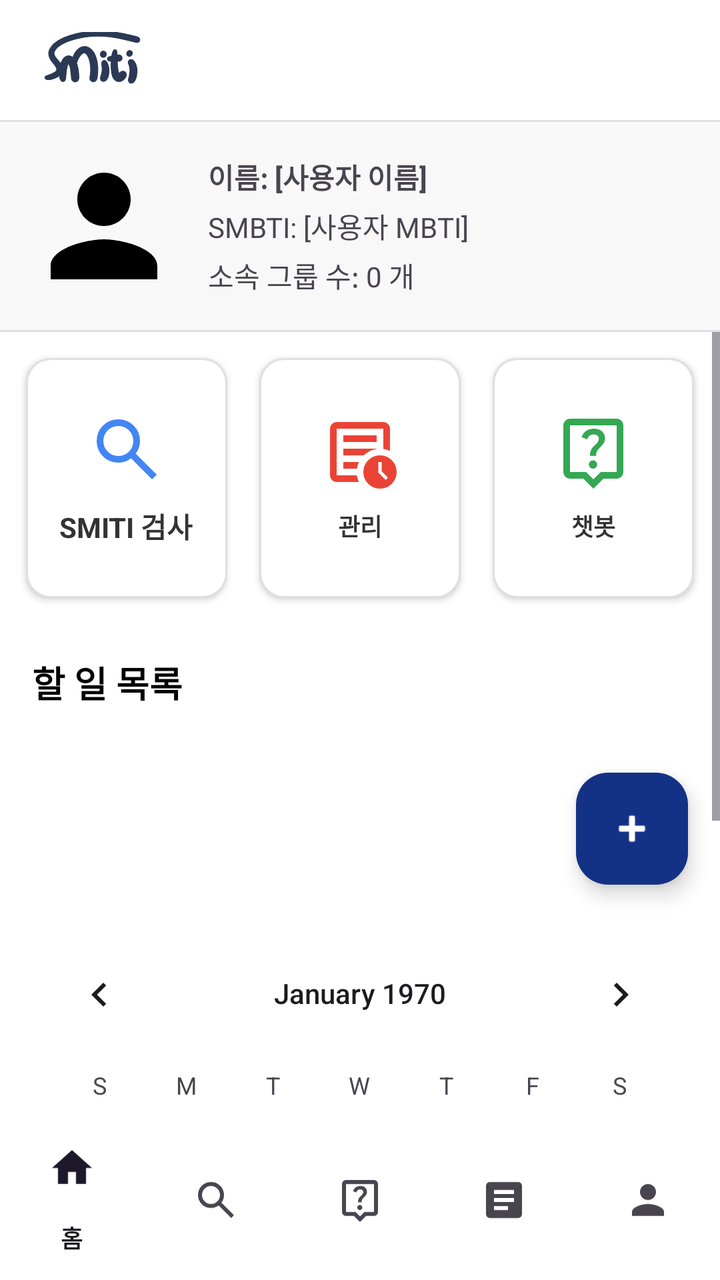
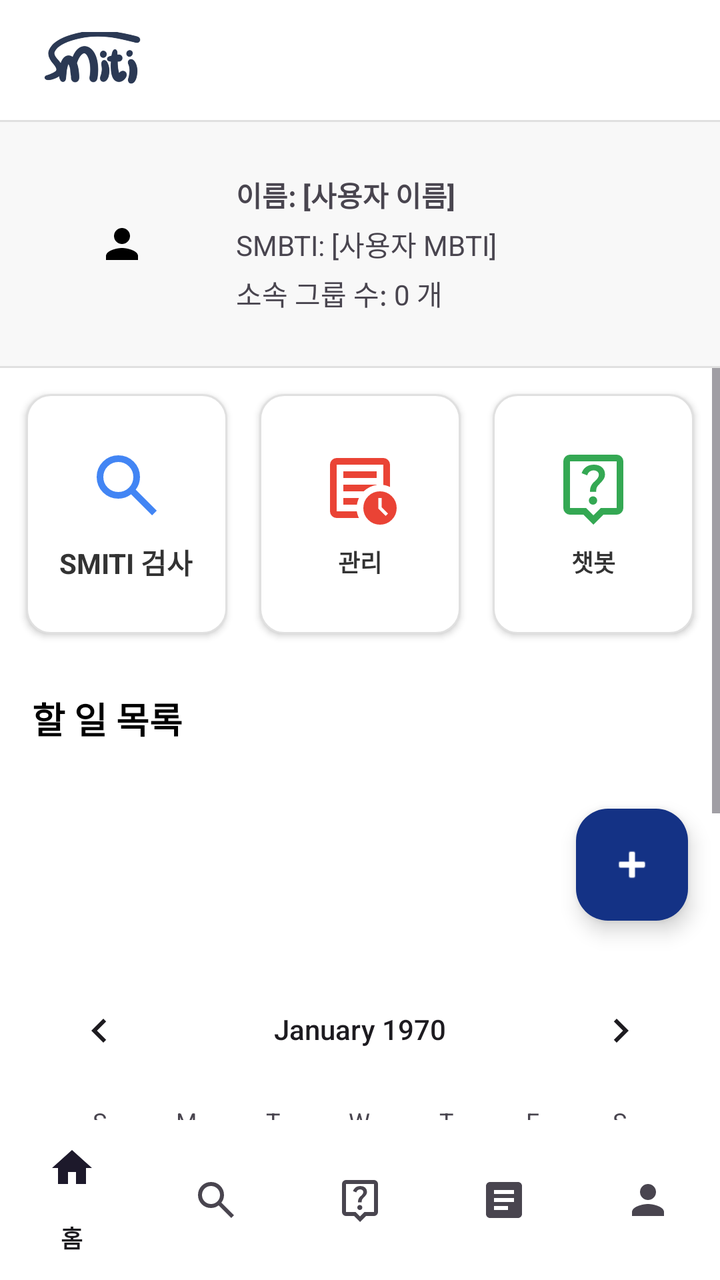

Screens rendered from an Android XML layout before and after an edit, with the pre-edit source and the edit as a unified diff.
<!-- AndroidManifest.xml: application theme Theme.Smiti -->
<!-- res/layout/activity_main.xml -->
<?xml version="1.0" encoding="utf-8"?>
<LinearLayout xmlns:android="http://schemas.android.com/apk/res/android"
    xmlns:app="http://schemas.android.com/apk/res-auto"
    xmlns:tools="http://schemas.android.com/tools"
    android:layout_width="match_parent"
    android:layout_height="match_parent"
    android:orientation="vertical"
    android:background="@color/white"
    android:fitsSystemWindows="true"
    tools:context=".MainActivity">

    
    <LinearLayout
        android:layout_width="match_parent"
        android:layout_height="60dp"
        android:orientation="horizontal"
        android:padding="16dp"
        android:gravity="center_vertical">

        <ImageView
            android:layout_width="0dp"
            android:layout_height="60dp"
            android:layout_weight="1"
            android:src="@drawable/smiti_logo"
            android:adjustViewBounds="true"
            android:scaleType="fitStart" />
    </LinearLayout>

    <View
        android:layout_width="match_parent"
        android:layout_height="1dp"
        android:background="#E0E0E0"/>

    
    <LinearLayout
        android:layout_width="match_parent"
        android:layout_height="wrap_content"
        android:orientation="horizontal"
        android:padding="12dp"
        android:gravity="center_vertical"
        android:background="#F8F8F8">

        <ImageView
            android:id="@+id/profile_image"
            android:layout_width="80dp"
            android:layout_height="80dp"
            android:src="@drawable/ic_profile"
            android:scaleType="centerCrop"
            android:background="?attr/selectableItemBackground"/>

        
        <LinearLayout
            android:layout_width="0dp"
            android:layout_height="wrap_content"
            android:layout_weight="1"
            android:orientation="vertical"
            android:layout_marginStart="12dp">
            <TextView
                android:id="@+id/tv_name"
                android:layout_width="wrap_content"
                android:layout_height="wrap_content"
                android:text="이름: [사용자 이름]"
                android:textSize="14sp"
                android:textStyle="bold"/>
            <TextView
                android:id="@+id/tv_mbti"
                android:layout_width="wrap_content"
                android:layout_height="wrap_content"
                android:layout_marginTop="4dp"
                android:text="SMBTI: [사용자 MBTI]"
                android:textSize="14sp"/>
            <TextView
                android:id="@+id/tv_group_count"
                android:layout_width="wrap_content"
                android:layout_height="wrap_content"
                android:layout_marginTop="4dp"
                android:text="소속 그룹 수: 0 개"
                android:textSize="14sp"/>
        </LinearLayout>
    </LinearLayout>

    <View
        android:layout_width="match_parent"
        android:layout_height="1dp"
        android:background="#E0E0E0"/>

    
    <FrameLayout
        android:id="@+id/fragment_container"
        android:layout_width="match_parent"
        android:layout_height="0dp"
        android:layout_weight="1">

        <ScrollView
            android:layout_width="match_parent"
            android:layout_height="match_parent"
            android:fillViewport="true">

            
            <LinearLayout
                android:id="@+id/main_content"
                android:layout_width="match_parent"
                android:layout_height="match_parent"
                android:orientation="vertical">


                
                <GridLayout
                    android:layout_width="match_parent"
                    android:layout_height="wrap_content"
                    android:columnCount="3"
                    android:rowCount="1"
                    android:padding="5dp"
                    android:background="#FFFFFF">

                    
                    <LinearLayout
                        android:id="@+id/smiti_test_btn"
                        android:layout_width="0dp"
                        android:layout_height="120dp"
                        android:layout_columnWeight="1"
                        android:layout_rowWeight="1"
                        android:layout_margin="8dp"
                        android:background="@drawable/button_background"
                        android:orientation="vertical"
                        android:gravity="center"
                        android:padding="12dp"
                        android:elevation="2dp"
                        android:clickable="true"
                        android:focusable="true">

                        <ImageView
                            android:layout_width="40dp"
                            android:layout_height="40dp"
                            android:src="@drawable/main_test"
                            android:layout_marginBottom="8dp"
                            app:tint="#4285F4" />

                        <TextView
                            android:layout_width="wrap_content"
                            android:layout_height="wrap_content"
                            android:text="SMITI 검사"
                            android:textColor="#333333"
                            android:textSize="14sp"
                            android:textStyle="bold"/>
                    </LinearLayout>

                    
                    <LinearLayout
                        android:id="@+id/management_btn"
                        android:layout_width="0dp"
                        android:layout_height="120dp"
                        android:layout_columnWeight="1"
                        android:layout_rowWeight="1"
                        android:layout_margin="8dp"
                        android:background="@drawable/button_background"
                        android:orientation="vertical"
                        android:gravity="center"
                        android:padding="12dp"
                        android:elevation="2dp"
                        android:clickable="true"
                        android:focusable="true">

                        <ImageView
                            android:layout_width="40dp"
                            android:layout_height="40dp"
                            android:layout_marginBottom="8dp"
                            android:src="@drawable/main_manage"
                            app:tint="#EA4335" />

                        <TextView
                            android:layout_width="wrap_content"
                            android:layout_height="wrap_content"
                            android:text="관리"
                            android:textColor="#333333"
                            android:textSize="12sp"
                            android:textStyle="bold" />
                    </LinearLayout>

                    
                    <LinearLayout
                        android:id="@+id/chat_btn"
                        android:layout_width="0dp"
                        android:layout_height="120dp"
                        android:layout_columnWeight="1"
                        android:layout_rowWeight="1"
                        android:layout_margin="8dp"
                        android:background="@drawable/button_background"
                        android:orientation="vertical"
                        android:gravity="center"
                        android:padding="12dp"
                        android:elevation="2dp"
                        android:clickable="true"
                        android:focusable="true">

                        <ImageView
                            android:layout_width="40dp"
                            android:layout_height="40dp"
                            android:layout_marginBottom="8dp"
                            android:src="@drawable/main_chatbot"
                            app:tint="#34A853" />

                        <TextView
                            android:layout_width="wrap_content"
                            android:layout_height="wrap_content"
                            android:text="챗봇"
                            android:textColor="#333333"
                            android:textSize="12sp"
                            android:textStyle="bold" />
                    </LinearLayout>
                </GridLayout>

                

                <TextView
                    android:layout_width="172dp"
                    android:layout_height="wrap_content"
                    android:paddingStart="16dp"
                    android:paddingTop="16dp"
                    android:paddingEnd="16dp"
                    android:text="할 일 목록"
                    android:textColor="@android:color/black"
                    android:textSize="18sp"
                    android:textStyle="bold" />

                <androidx.recyclerview.widget.RecyclerView
                    android:id="@+id/recycler_view_todos"
                    android:layout_width="match_parent"
                    android:layout_height="wrap_content"
                    android:layout_marginStart="16dp"
                    android:layout_marginEnd="16dp"
                    android:layout_marginBottom="16dp"
                    app:layoutManager="androidx.recyclerview.widget.LinearLayoutManager"
                    tools:listitem="@layout/item_todo"/>

                <com.google.android.material.floatingactionbutton.FloatingActionButton
                    android:id="@+id/fab_add_todo"
                    android:layout_width="wrap_content"
                    android:layout_height="wrap_content"
                    android:layout_gravity="end|bottom"
                    android:layout_margin="16dp"
                    android:clickable="true"
                    android:contentDescription="할 일 추가"
                    android:focusable="true"
                    android:src="@android:drawable/ic_input_add"
                    app:backgroundTint="#143285"
                    app:tint="@android:color/white" />

                <CalendarView
                    android:id="@+id/calendarView"
                    android:layout_width="match_parent"
                    android:layout_height="wrap_content"
                    android:layout_marginTop="5dp"
                    android:layout_marginStart="8dp"
                    android:layout_marginEnd="8dp"/>
            </LinearLayout>
        </ScrollView>
    </FrameLayout>

    
    <com.google.android.material.bottomnavigation.BottomNavigationView
        android:id="@+id/bottom_navigation"
        android:layout_width="match_parent"
        android:layout_height="wrap_content"
        android:background="@color/white"
        app:menu="@menu/bottom_navigation_menu" />
</LinearLayout>
<!-- res/layout/item_todo.xml (included above) -->
<?xml version="1.0" encoding="utf-8"?>

<LinearLayout xmlns:android="http://schemas.android.com/apk/res/android"
    android:layout_width="match_parent"
    android:layout_height="wrap_content"
    android:orientation="horizontal"
    android:padding="8dp"
    android:gravity="center_vertical">

    <CheckBox
        android:id="@+id/checkbox_todo_completed"
        android:layout_width="wrap_content"
        android:layout_height="wrap_content"/>

    <TextView
        android:id="@+id/text_view_todo_task"
        android:layout_width="0dp"
        android:layout_height="wrap_content"
        android:layout_weight="1"
        android:textSize="16sp"
        android:textColor="@android:color/black"
        android:layout_marginStart="8dp"
        android:text="할 일 내용"/>

    <TextView
        android:id="@+id/text_view_todo_due_date"
        android:layout_width="wrap_content"
        android:layout_height="wrap_content"
        android:textSize="12sp"
        android:textColor="@android:color/darker_gray"
        android:layout_marginStart="8dp"
        android:text="2024-08-15"/>

    <ImageButton
        android:id="@+id/button_edit_todo"
        android:layout_width="30dp"
        android:layout_height="30dp"
        android:src="@android:drawable/ic_menu_edit"
        android:background="?attr/selectableItemBackgroundBorderless"
        android:contentDescription="할 일 수정"/>

    <ImageButton
        android:id="@+id/button_delete_todo"
        android:layout_width="30dp"
        android:layout_height="30dp"
        android:src="@android:drawable/ic_menu_delete"
        android:background="?attr/selectableItemBackgroundBorderless"
        android:contentDescription="할 일 삭제"/>
</LinearLayout>
<!-- resources referenced by this layout -->
<resources>
  <color name="white">#FFFFFFFF</color>
  <!-- drawable button_background (drawable) -->
  <?xml version="1.0" encoding="utf-8"?>
  <ripple xmlns:android="http://schemas.android.com/apk/res/android"
      android:color="#20000000">
      <item>
          <shape android:shape="rectangle">
              <corners android:radius="12dp" />
              <solid android:color="#FFFFFF" />
              <stroke android:width="1dp" android:color="#E0E0E0" />
          </shape>
      </item>
  </ripple>
  <!-- drawable ic_profile (drawable) -->
  <?xml version="1.0" encoding="utf-8"?>
  <vector xmlns:android="http://schemas.android.com/apk/res/android"
      android:width="24dp"
      android:height="24dp"
      android:viewportWidth="24"
      android:viewportHeight="24">
      <path
          android:fillColor="#000000"
          android:pathData="M12,12c2.21,0 4,-1.79 4,-4s-1.79,-4 -4,-4 -4,1.79 -4,4 1.79,4 4,4zM12,14c-2.67,0 -8,1.34 -8,4v2h16v-2c0,-2.66 -5.33,-4 -8,-4z"/>
  </vector>
  <!-- drawable main_chatbot (drawable) -->
  <vector xmlns:android="http://schemas.android.com/apk/res/android"
      android:width="24dp"
      android:height="24dp"
      android:viewportWidth="960"
      android:viewportHeight="960">
    <path
        android:pathData="M476,680q21,0 35.5,-14.5T526,630q0,-21 -14.5,-35.5T476,580q-21,0 -35.5,14.5T426,630q0,21 14.5,35.5T476,680ZM440,526h74q0,-17 1.5,-29t6.5,-23q5,-11 12.5,-20.5T556,430q35,-35 49.5,-58.5T620,318q0,-53 -36,-85.5T487,200q-55,0 -93.5,27T340,302l66,26q7,-27 28,-43.5t49,-16.5q27,0 45,14.5t18,38.5q0,17 -11,36t-37,42q-17,14 -27.5,27.5T453,455q-7,15 -10,31.5t-3,39.5ZM480,920L360,800L200,800q-33,0 -56.5,-23.5T120,720v-560q0,-33 23.5,-56.5T200,80h560q33,0 56.5,23.5T840,160v560q0,33 -23.5,56.5T760,800L600,800L480,920ZM200,720h192l88,88 88,-88h192v-560L200,160v560ZM480,440Z"
        android:fillColor="#e3e3e3"/>
  </vector>
  <!-- drawable main_manage (drawable) -->
  <vector xmlns:android="http://schemas.android.com/apk/res/android"
      android:width="24dp"
      android:height="24dp"
      android:viewportWidth="960"
      android:viewportHeight="960">
    <path
        android:pathData="m787,815 l28,-28 -75,-75v-112h-40v128l87,87ZM200,840q-33,0 -56.5,-23.5T120,760v-560q0,-33 23.5,-56.5T200,120h560q33,0 56.5,23.5T840,200v268q-19,-9 -39,-15.5t-41,-9.5v-243L200,200v560h242q3,22 9.5,42t15.5,38L200,840ZM200,720v40,-560 243,-3 280ZM280,680h163q3,-21 9.5,-41t14.5,-39L280,600v80ZM280,520h244q32,-30 71.5,-50t84.5,-27v-3L280,440v80ZM280,360h400v-80L280,280v80ZM720,920q-83,0 -141.5,-58.5T520,720q0,-83 58.5,-141.5T720,520q83,0 141.5,58.5T920,720q0,83 -58.5,141.5T720,920Z"
        android:fillColor="#e3e3e3"/>
  </vector>
  <!-- drawable main_test (drawable) -->
  <vector xmlns:android="http://schemas.android.com/apk/res/android"
      android:width="24dp"
      android:height="24dp"
      android:viewportWidth="960"
      android:viewportHeight="960">
    <path
        android:pathData="M784,840 L532,588q-30,24 -69,38t-83,14q-109,0 -184.5,-75.5T120,380q0,-109 75.5,-184.5T380,120q109,0 184.5,75.5T640,380q0,44 -14,83t-38,69l252,252 -56,56ZM380,560q75,0 127.5,-52.5T560,380q0,-75 -52.5,-127.5T380,200q-75,0 -127.5,52.5T200,380q0,75 52.5,127.5T380,560Z"
        android:fillColor="#e3e3e3"/>
  </vector>
  <!-- drawable smiti_logo: png bitmap (drawable, 65184 bytes) -->
  <style name="Theme.Smiti" parent="Base.Theme.Smiti" />
  <style name="Base.Theme.Smiti" parent="Theme.Material3.DayNight.NoActionBar">
          
          
      </style>
</resources>

<!-- the commit's change to res/layout/activity_main.xml (unified diff, before → after) -->
@@ -33,19 +33,20 @@
 
     
     <LinearLayout
-        android:layout_width="match_parent"
-        android:layout_height="wrap_content"
-        android:orientation="horizontal"
-        android:padding="12dp"
-        android:gravity="center_vertical"
-        android:background="#F8F8F8">
+    android:layout_width="match_parent"
+    android:layout_height="wrap_content"
+    android:orientation="horizontal"
+    android:padding="16dp"
+    android:gravity="center_vertical"
+    android:background="#F8F8F8">
 
         <ImageView
             android:id="@+id/profile_image"
-            android:layout_width="80dp"
-            android:layout_height="80dp"
+            android:layout_width="90dp"
+            android:layout_height="90dp"
             android:src="@drawable/ic_profile"
-            android:scaleType="centerCrop"
+            android:scaleType="centerInside"
+            android:padding="4dp"
             android:background="?attr/selectableItemBackground"/>
 
         
